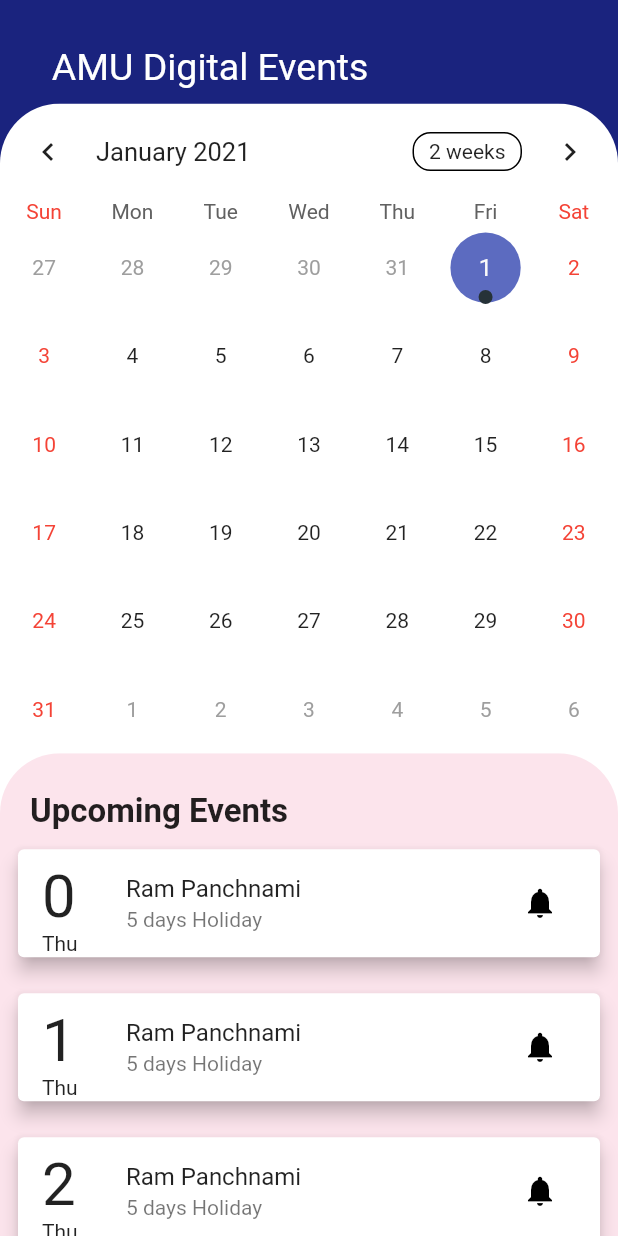
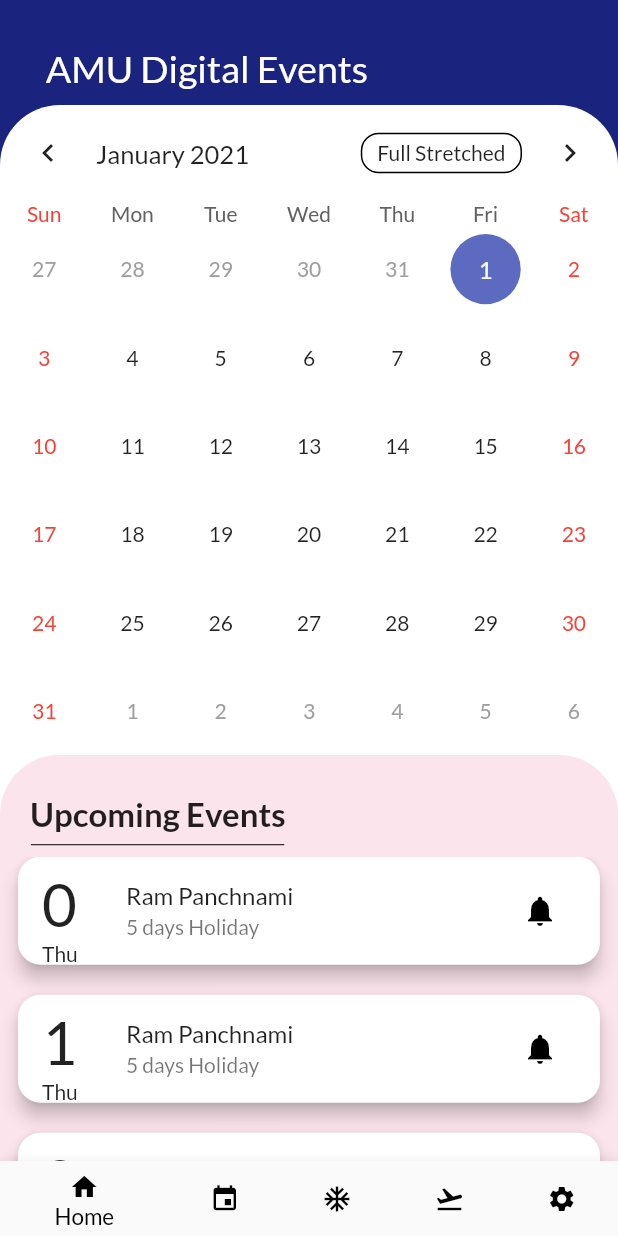
Before and after one commit to msharibahmed/amu_digital_event_app, a Flutter app: the screen it shows after launch, on a phone screen of 412 x 824 dp. Run offline on Flutter 3.47's test engine with Material 2 defaults, Android fonts, the phone set to English and light mode, and no system bars; drawn by our look-alikes of table_calendar; our stand-ins replace google_fonts.

Commit message:
added bottom nav bar, added home screen for events

```diff
--- a/lib/main.dart
+++ b/lib/main.dart
@@ -1,7 +1,14 @@
-import 'package:amui_digital_event_app/screens/bottom_nav_bar.dart';
 import 'package:flutter/material.dart';
+import 'package:google_fonts/google_fonts.dart';
+import 'package:provider/provider.dart';
 
+
+import 'providers/https.dart';
 import 'screens/bottom_nav_bar.dart';
+import 'screens/notices.dart';
+import 'screens/holidays.dart';
+import 'screens/events.dart';
+import 'screens/settings.dart';
 import 'screens/home.dart';
 
 void main() {
@@ -11,11 +18,28 @@ void main() {
 class MyApp extends StatelessWidget {
   @override
   Widget build(BuildContext context) {
-    return MaterialApp(
-      debugShowCheckedModeBanner: false,
-      theme: ThemeData(
-          accentColor: Colors.greenAccent, primaryColor: Colors.green),
-      home: Home(),
+    return MultiProvider(
+      providers: [
+        Provider<Https>(create: (_) => Https()),
+      ],
+      child: MaterialApp(
+        debugShowCheckedModeBanner: false,
+        theme: ThemeData(
+            textTheme: GoogleFonts.latoTextTheme(
+              Theme.of(context).textTheme,
+            ),
+            accentColor: Colors.greenAccent,
+            primaryColor: Colors.green),
+        routes: {
+          Home.routeName: (context) => Home(),
+          Notices.routeName: (context) => Notices(),
+          Events.routeName: (context) => Events(),
+          Holidays.routeName: (context) => Holidays(),
+          Settings.routeName: (context) => Settings(),
+          BottomNavBar.routeName: (context) => BottomNavBar(),
+        },
+        home: BottomNavBar(),
+      ),
     );
   }
 }
--- /dev/null
+++ b/lib/providers/https.dart
@@ -0,0 +1,5 @@
+import 'package:flutter/material.dart';
+
+class Https with ChangeNotifier{
+
+}
--- a/lib/screens/bottom_nav_bar.dart
+++ b/lib/screens/bottom_nav_bar.dart
@@ -1,21 +1,33 @@
-import 'package:amui_digital_event_app/screens/notice.dart';
+import 'package:amui_digital_event_app/screens/holidays.dart';
+import 'package:amui_digital_event_app/screens/settings.dart';
 import 'package:flutter/material.dart';
 
 import 'home.dart';
-import 'notice.dart';
+import 'notices.dart';
+import 'events.dart';
+import 'settings.dart';
 
 class BottomNavBar extends StatefulWidget {
+  static const routeName = 'bottom-nav-bar-screen';
+
   @override
   _BottomNavBarState createState() => _BottomNavBarState();
 }
 
 class _BottomNavBarState extends State<BottomNavBar> {
-  var screens = {0: Home(), 1: Notice()};
+  var screens = {
+    0: Home(),
+    1: Events(),
+    2: Holidays(),
+    3: Notices(),
+    4: Settings()
+  };
   var body = 0;
 
   @override
   Widget build(BuildContext context) {
     return SafeArea(
+      top: false,
       child: Scaffold(
         // appBar: AppBar(
         //   elevation: 0,
@@ -23,39 +35,57 @@ class _BottomNavBarState extends State<BottomNavBar> {
         backgroundColor: Colors.indigo[900],
         //   title: Text('AMU Digital Event'),
         // ),
-        bottomNavigationBar: BottomNavigationBar(
-          selectedFontSize: 0,
-          unselectedFontSize: 0,
-          iconSize: 10,
-          type: BottomNavigationBarType.fixed,
-          items: [
-            BottomNavigationBarItem(
-                icon: IconButton(
+        bottomNavigationBar: SizedBox(
+          height: 50,
+          child: BottomNavigationBar(
+            onTap: (index) {
+              setState(() {
+                body = index;
+              });
+            },
+            currentIndex: body,
+            iconSize: 20,
+            selectedFontSize: 15,
+            selectedItemColor: Colors.black,
+            unselectedItemColor: Colors.black,
+            showSelectedLabels: true,
+
+
+            unselectedFontSize: 15,
+            type: BottomNavigationBarType.shifting,
+            items: [
+              BottomNavigationBarItem(
                   icon: Icon(
                     Icons.home,
                     color: Colors.black,
                   ),
-                  onPressed: () {
-                    setState(() {
-                      body = 0;
-                    });
-                  },
-                ),
-                label: 'home'),
-            BottomNavigationBarItem(
-                icon: IconButton(
+                  label: 'Home'),
+              BottomNavigationBarItem(
                   icon: Icon(
-                    Icons.accessible_outlined,
+                    Icons.event,
                     color: Colors.black,
                   ),
-                  onPressed: () {
-                    setState(() {
-                      body = 1;
-                    });
-                  },
-                ),
-                label: 'notice'),
-          ],
+                  label: 'Events'),
+              BottomNavigationBarItem(
+                  icon: Icon(
+                    Icons.ac_unit,
+                    color: Colors.black,
+                  ),
+                  label: 'Holidays'),
+              BottomNavigationBarItem(
+                  icon: Icon(
+                    Icons.flight_takeoff_sharp,
+                    color: Colors.black,
+                  ),
+                  label: 'Notices'),
+              BottomNavigationBarItem(
+                  icon: Icon(
+                    Icons.settings,
+                    color: Colors.black,
+                  ),
+                  label: 'Setting'),
+            ],
+          ),
         ),
         body: screens[body],
       ),
--- a/lib/screens/home.dart
+++ b/lib/screens/home.dart
@@ -1,9 +1,12 @@
+import 'package:amui_digital_event_app/widgets/bottom_sheet.dart';
+import 'package:flutter/cupertino.dart';
 import 'package:flutter/material.dart';
 import 'package:table_calendar/table_calendar.dart';
 
 import '../widgets/event_card.dart';
 
 class Home extends StatefulWidget {
+  static const routeName = 'home-screen';
   @override
   _HomeState createState() => _HomeState();
 }
@@ -30,14 +33,18 @@ class _HomeState extends State<Home> {
     DateTime.now(): [Text('hello'), 2, 3],
     DateTime.parse("2020-12-12 20:18:04Z"): [1, 2]
   };
+  var calendarSize = {
+    CalendarFormat.month: 'Compact',
+    CalendarFormat.week: 'Full Stretched'
+  };
 
   @override
   Widget build(BuildContext context) {
     var mq = MediaQuery.of(context).size;
     return Scaffold(
       backgroundColor: Colors.indigo[900],
-      body: Column(
-        // direction: Axis.vertical,
+      body: SingleChildScrollView(
+        child: Column(
           crossAxisAlignment: CrossAxisAlignment.start,
           children: [
             Padding(
@@ -58,13 +65,21 @@ class _HomeState extends State<Home> {
                     crossAxisAlignment: CrossAxisAlignment.start,
                     children: [
                       TableCalendar(
-                      availableGestures: AvailableGestures.horizontalSwipe,
-                      holidays: holidays,
-                      events: events,
+                        onDaySelected: (selectedDate, __, ___) {
+                          showModalBottomSheet(
+                              context: context,
+                              builder: (context) => EventBottomSheet());
+                        },
+                        initialCalendarFormat: CalendarFormat.month,
+                        formatAnimation: FormatAnimation.scale,
+                        availableCalendarFormats: calendarSize,
+                        availableGestures: AvailableGestures.all,
                         calendarController: _calendarController,
                       ),
                       ConstrainedBox(
-                      constraints: BoxConstraints(maxHeight: mq.height * 0.454,minHeight: mq.height*0.2),
+                        constraints: BoxConstraints(
+                            maxHeight: mq.height * 0.72,
+                            minHeight: mq.height * 0.2),
                         child: ClipRRect(
                           borderRadius: BorderRadius.only(
                               topLeft: Radius.circular(40),
@@ -79,7 +94,8 @@ class _HomeState extends State<Home> {
                                   crossAxisAlignment: CrossAxisAlignment.start,
                                   children: [
                                     Padding(
-                                    padding: EdgeInsets.only(left: 20, top: 10),
+                                      padding:
+                                          EdgeInsets.only(left: 20, top: 10),
                                       child: Text(
                                         'Upcoming Events',
                                         style: TextStyle(
@@ -87,10 +103,15 @@ class _HomeState extends State<Home> {
                                             fontSize: 22),
                                       ),
                                     ),
-
+                                    Divider(
+                                      color: Colors.black,
+                                      endIndent: mq.width * 0.54,
+                                      indent: mq.width * 0.05,
+                                    ),
                                     ConstrainedBox(
                                       constraints: BoxConstraints(
-                                        maxHeight: mq.height * 0.387,minHeight: mq.height*0.1),
+                                          maxHeight: mq.height * 0.6291,
+                                          minHeight: mq.height * 0.1),
                                       // maxHeight: mq.height * 0.2,
                                       // maxHeight: mq.height * 0.38785,
                                       child: ListView.builder(
@@ -109,6 +130,7 @@ class _HomeState extends State<Home> {
             ),
           ],
         ),
+      ),
     );
   }
 }
--- a/lib/screens/notice.dart
+++ b/lib/screens/notices.dart
@@ -1,7 +1,9 @@
 import 'package:flutter/material.dart';
 
 
-class Notice extends StatelessWidget {
+class Notices extends StatelessWidget {
+    static const routeName = 'notices-screen';
+
   @override
   Widget build(BuildContext context) {
     return  Center(child: Text('hello'),)
--- a/lib/widgets/event_card.dart
+++ b/lib/widgets/event_card.dart
@@ -6,7 +6,10 @@ class EventCard extends StatelessWidget {
   @override
   Widget build(BuildContext context) {
     return Card(
-      margin: EdgeInsets.all(12),
+        // color: Colors.white.withOpacity(0.3),
+        shape: RoundedRectangleBorder(
+            borderRadius: BorderRadius.all(Radius.circular(15))),
+        margin: EdgeInsets.only(left: 12, top: 0, bottom: 20, right: 12),
         elevation: 5,
         child: ListTile(
             title: Text('Ram Panchnami'),
@@ -15,12 +18,14 @@ class EventCard extends StatelessWidget {
             shape:
                 RoundedRectangleBorder(borderRadius: BorderRadius.circular(10)),
             trailing: IconButton(
-              icon: Icon(Icons.notifications,color: Colors.black,),
+              icon: Icon(
+                Icons.notifications,
+                color: Colors.black,
+              ),
               onPressed: () {},
             ),
-            leading: Column(
-              crossAxisAlignment: CrossAxisAlignment.start,
-              children: [
+            leading:
+                Column(crossAxisAlignment: CrossAxisAlignment.start, children: [
               Text(
                 index.toString(),
                 style: TextStyle(fontSize: 40),
--- a/pubspec.yaml
+++ b/pubspec.yaml
@@ -23,6 +23,8 @@ environment:
 dependencies:
   table_calendar: ^2.3.3
   google_fonts: ^1.1.1
+  provider: ^4.3.2+3
+  http: ^0.12.2
 
   flutter:
     sdk: flutter
```
Also changed, not shown: lib/screens/events.dart (added, +13 -0 lines), lib/screens/holidays.dart (added, +13 -0 lines), lib/screens/settings.dart (added, +13 -0 lines), lib/widgets/bottom_sheet.dart (added, +15 -0 lines), pubspec.lock. Lines whose indentation alone changed are shown as unchanged.
